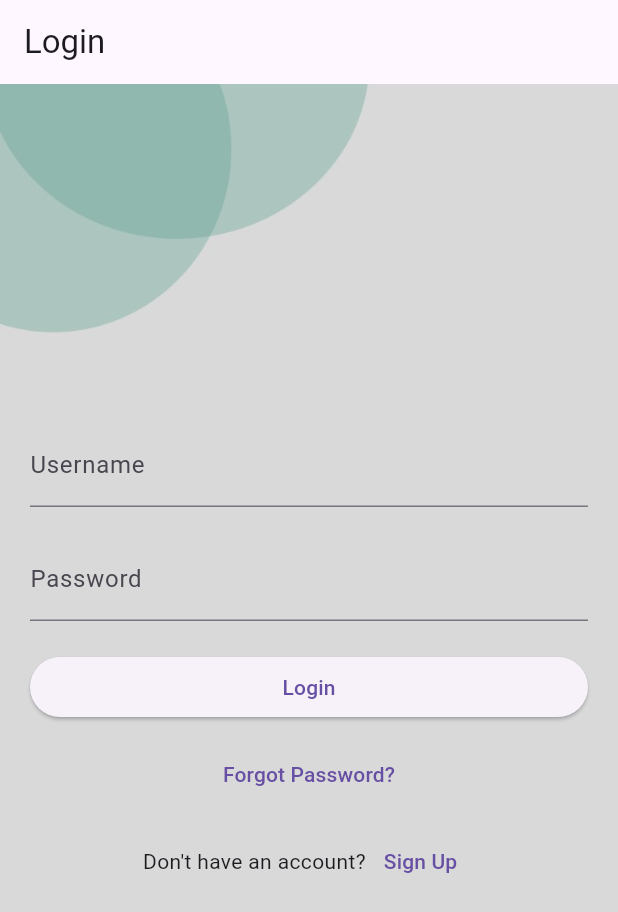
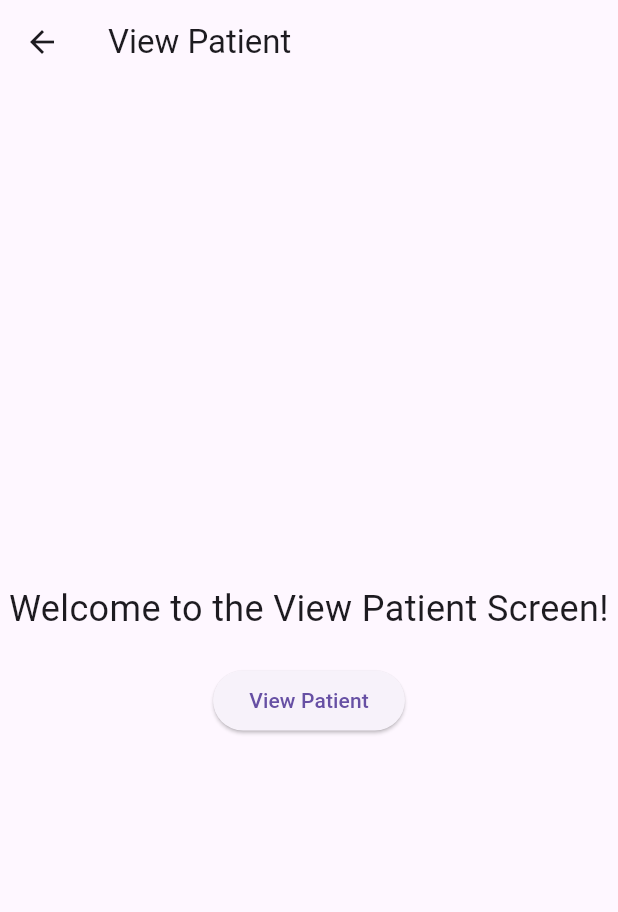
Before and after one commit to Kingmeky/patient_care, a Flutter app: the screen it shows after launch, after a tap on "Sign Up", on a phone screen of 412 x 824 dp. Shown: the top 912 px of the screen. Run offline on Flutter 3.47's test engine with Material 3 defaults, Android fonts, the light colour scheme and no system bars.

Commit message:
Adding Registration Screen

```diff
--- /dev/null
+++ b/lib/RegistrationScreen.dart
@@ -0,0 +1,31 @@
+import 'package:flutter/material.dart';
+
+class RegistrationScreen extends StatelessWidget {
+  @override
+  Widget build(BuildContext context) {
+    return Scaffold(
+      appBar: AppBar(
+        title: Text('View Patient'),
+      ),
+      body: Center(
+        child: Column(
+          mainAxisAlignment: MainAxisAlignment.center,
+          children: [
+            Text(
+              'Welcome to the View Patient Screen!',
+              style: TextStyle(fontSize: 24.0),
+              textAlign: TextAlign.center,
+            ),
+            SizedBox(height: 20.0),
+            ElevatedButton(
+              onPressed: () {
+                // Add functionality to add a patient
+              },
+              child: Text('View Patient'),
+            ),
+          ],
+        ),
+      ),
+    );
+  }
+}
--- a/lib/main.dart
+++ b/lib/main.dart
@@ -1,5 +1,6 @@
 import 'package:flutter/material.dart';
 import 'HomeScreen.dart';
+import 'RegistrationScreen.dart';
 
 void main() {
   runApp(MyApp());
@@ -71,7 +72,12 @@
                   Text("Don't have an account?"),
                   TextButton(
                     onPressed: () {
-                      // Implement sign up navigation
+                      Navigator.push(
+                        context,
+                        MaterialPageRoute(
+                            builder: (context) =>
+                                RegistrationScreen()), // Navigate to registration screen
+                      );
                     },
                     child: Text('Sign Up'),
                   ),
```
